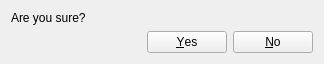
This is src/gui/yes_no.ui in Ecotrust/delphos as Qt 5 draws it before an edit. The edited form follows.
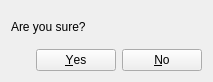
This is the edited form.

What changed in the file:
```diff
--- a/src/gui/yes_no.ui
+++ b/src/gui/yes_no.ui
@@ -8,8 +8,8 @@
    <rect>
     <x>0</x>
     <y>0</y>
-    <width>324</width>
-    <height>64</height>
+    <width>213</width>
+    <height>82</height>
    </rect>
   </property>
   <property name="windowTitle" >
```
